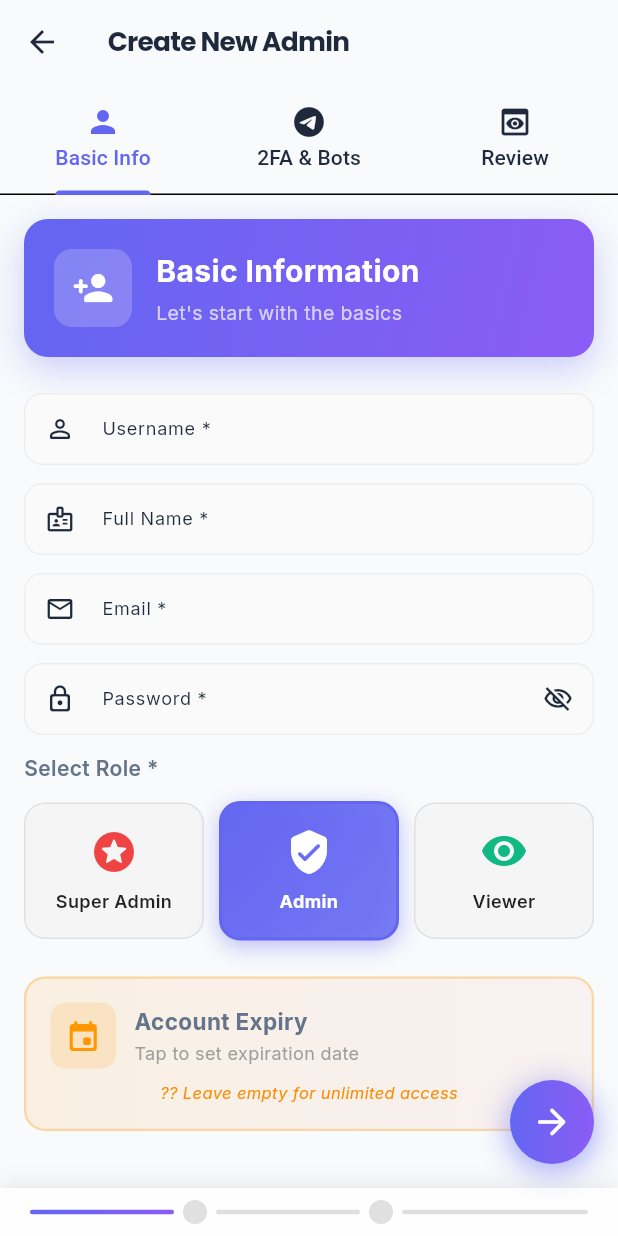
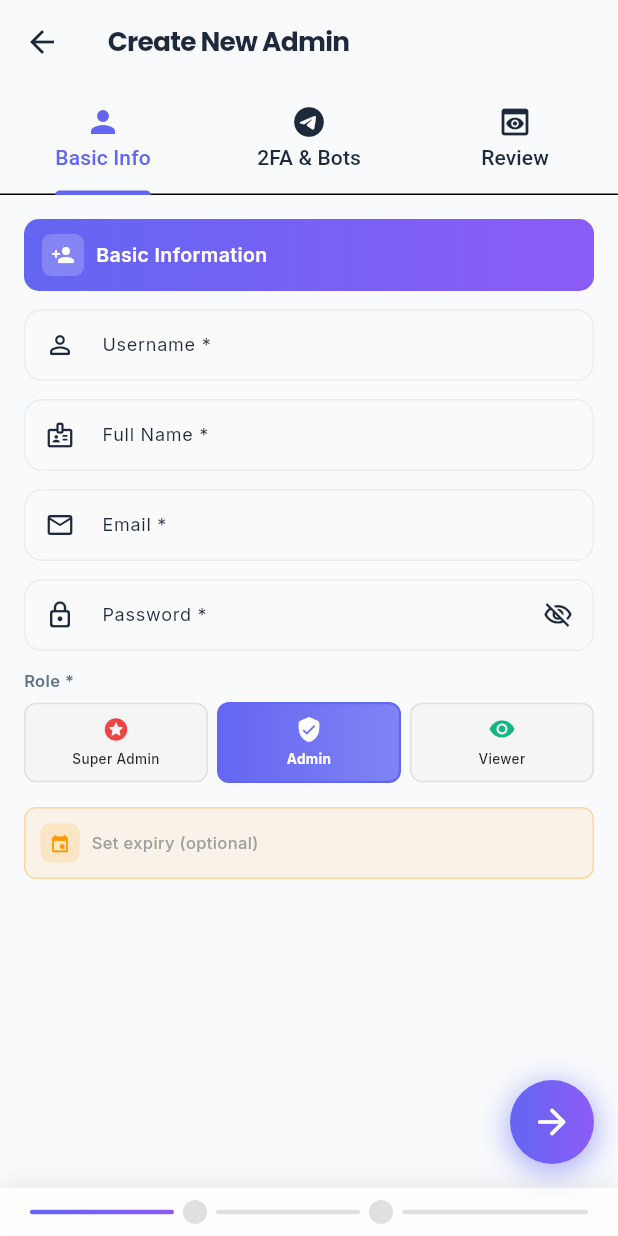
Before and after one commit to angelcode119/pannelapp, a Flutter app: the CreateAdminFullScreen screen opened directly, on a phone screen of 412 x 824 dp. Run offline on Flutter 3.47's test engine with Material 3 defaults, Android fonts, the phone set to English and light mode, and no system bars; our stand-ins replace dio, flutter_screenutil, flutter_secure_storage, google_fonts, pretty_dio_logger, shared_preferences and 1 more; accounts and stored records are empty; network calls fail.

Commit message:
feat: Make all UI elements much more compact and consistent

```diff
--- a/lib/presentation/screens/admins/create_admin_full_screen.dart
+++ b/lib/presentation/screens/admins/create_admin_full_screen.dart
@@ -201,66 +201,42 @@ class _CreateAdminFullScreenState extends State<CreateAdminFullScreen>
       child: Column(
         crossAxisAlignment: CrossAxisAlignment.start,
         children: [
-          // ?????????? Header ??
+          // Compact Header
           Container(
-            padding: const EdgeInsets.all(20),
+            padding: const EdgeInsets.symmetric(horizontal: 12, vertical: 10),
             decoration: BoxDecoration(
               gradient: const LinearGradient(
                 colors: [Color(0xFF6366F1), Color(0xFF8B5CF6)],
-                begin: Alignment.topLeft,
-                end: Alignment.bottomRight,
               ),
-              borderRadius: BorderRadius.circular(16),
-              boxShadow: [
-                BoxShadow(
-                  color: const Color(0xFF6366F1).withOpacity(0.3),
-                  blurRadius: 20,
-                  offset: const Offset(0, 8),
-                ),
-              ],
+              borderRadius: BorderRadius.circular(10),
             ),
             child: Row(
               children: [
                 Container(
-                  padding: const EdgeInsets.all(12),
+                  padding: const EdgeInsets.all(6),
                   decoration: BoxDecoration(
                     color: Colors.white.withOpacity(0.2),
-                    borderRadius: BorderRadius.circular(12),
+                    borderRadius: BorderRadius.circular(6),
                   ),
                   child: const Icon(
                     Icons.person_add_rounded,
                     color: Colors.white,
-                    size: 28,
+                    size: 16,
                   ),
                 ),
-                const SizedBox(width: 16),
-                Expanded(
-                  child: Column(
-                    crossAxisAlignment: CrossAxisAlignment.start,
-                    children: const [
-                      Text(
+                const SizedBox(width: 8),
+                const Text(
                   'Basic Information',
                   style: TextStyle(
                     color: Colors.white,
-                          fontSize: 20,
-                          fontWeight: FontWeight.bold,
-                        ),
-                      ),
-                      SizedBox(height: 4),
-                      Text(
-                        'Let\'s start with the basics',
-                        style: TextStyle(
-                          color: Colors.white70,
                     fontSize: 13,
+                    fontWeight: FontWeight.w600,
                   ),
                 ),
               ],
             ),
           ),
-              ],
-            ),
-          ),
-          const SizedBox(height: 24),
+          const SizedBox(height: 12),
 
           // Username
           TextFormField(
@@ -466,18 +442,18 @@ class _CreateAdminFullScreenState extends State<CreateAdminFullScreen>
 
           const SizedBox(height: 12),
 
-          // Role - ?? ???????? ????? ??
+          // Role Cards - Compact
           Column(
             crossAxisAlignment: CrossAxisAlignment.start,
             children: [
               const Text(
-                'Select Role *',
+                'Role *',
                 style: TextStyle(
-                  fontSize: 14,
+                  fontSize: 11,
                   fontWeight: FontWeight.w600,
                 ),
               ),
-              const SizedBox(height: 12),
+              const SizedBox(height: 6),
               Row(
                 children: [
                   Expanded(
@@ -491,7 +467,7 @@ class _CreateAdminFullScreenState extends State<CreateAdminFullScreen>
                       isDark: isDark,
                     ),
                   ),
-                  const SizedBox(width: 10),
+                  const SizedBox(width: 6),
                   Expanded(
                     child: _RoleCard(
                       role: 'admin',
@@ -503,7 +479,7 @@ class _CreateAdminFullScreenState extends State<CreateAdminFullScreen>
                       isDark: isDark,
                     ),
                   ),
-                  const SizedBox(width: 10),
+                  const SizedBox(width: 6),
                   Expanded(
                     child: _RoleCard(
                       role: 'viewer',
@@ -520,21 +496,15 @@ class _CreateAdminFullScreenState extends State<CreateAdminFullScreen>
             ],
           ),
 
-          const SizedBox(height: 24),
+          const SizedBox(height: 16),
 
-          // Expiry Date Section - ?????! ?
+          // Expiry Date - Compact
           Container(
             decoration: BoxDecoration(
-              gradient: LinearGradient(
-                colors: [
-                  Colors.orange.withOpacity(0.1),
-                  Colors.deepOrange.withOpacity(0.05),
-                ],
-              ),
-              borderRadius: BorderRadius.circular(14),
+              color: Colors.orange.withOpacity(0.08),
+              borderRadius: BorderRadius.circular(8),
               border: Border.all(
                 color: Colors.orange.withOpacity(0.3),
-                width: 1.5,
               ),
             ),
             child: Material(
@@ -570,80 +540,49 @@ class _CreateAdminFullScreenState extends State<CreateAdminFullScreen>
                     });
                   }
                 },
-                borderRadius: BorderRadius.circular(14),
+                borderRadius: BorderRadius.circular(8),
                 child: Padding(
-                  padding: const EdgeInsets.all(16),
-                  child: Column(
-                    children: [
-                      Row(
+                  padding: const EdgeInsets.all(10),
+                  child: Row(
                     children: [
                       Container(
-                            padding: const EdgeInsets.all(10),
+                        padding: const EdgeInsets.all(6),
                         decoration: BoxDecoration(
                           color: Colors.orange.withOpacity(0.15),
-                              borderRadius: BorderRadius.circular(10),
+                          borderRadius: BorderRadius.circular(6),
                         ),
                         child: const Icon(
                           Icons.event_rounded,
                           color: Colors.orange,
-                              size: 24,
+                          size: 14,
                         ),
                       ),
-                          const SizedBox(width: 12),
+                      const SizedBox(width: 8),
                       Expanded(
-                            child: Column(
-                              crossAxisAlignment: CrossAxisAlignment.start,
-                              children: [
-                                const Text(
-                                  'Account Expiry',
+                        child: Text(
+                          _expiresAt == null
+                              ? 'Set expiry (optional)'
+                              : 'Expires: ${_expiresAt!.day}/${_expiresAt!.month}/${_expiresAt!.year}',
                           style: TextStyle(
-                                    fontWeight: FontWeight.bold,
-                                    fontSize: 15,
-                                  ),
-                                ),
-                                const SizedBox(height: 2),
-                                Text(
-                                  _expiresAt == null
-                                      ? 'Tap to set expiration date'
-                                      : 'Expires on ${_expiresAt!.day}/${_expiresAt!.month}/${_expiresAt!.year}',
-                                  style: TextStyle(
-                                    fontSize: 12,
+                            fontSize: 11,
                             color: _expiresAt == null
                                 ? Colors.grey
                                 : Colors.orange.shade700,
-                                    fontWeight: _expiresAt == null
-                                        ? FontWeight.normal
-                                        : FontWeight.w600,
+                            fontWeight: FontWeight.w500,
                           ),
-                                ),
-                              ],
                         ),
                       ),
                       if (_expiresAt != null)
-                            IconButton(
-                              onPressed: () {
+                        GestureDetector(
+                          onTap: () {
                             setState(() {
                               _expiresAt = null;
                             });
                           },
-                              icon: const Icon(Icons.close_rounded),
+                          child: Icon(
+                            Icons.close_rounded,
                             color: Colors.red,
-                              iconSize: 20,
-                              padding: EdgeInsets.zero,
-                              constraints: const BoxConstraints(),
-                            ),
-                        ],
-                      ),
-                      if (_expiresAt == null)
-                        Padding(
-                          padding: const EdgeInsets.only(top: 8),
-                          child: Text(
-                            '?? Leave empty for unlimited access',
-                            style: TextStyle(
-                              fontSize: 11,
-                              color: Colors.orange.shade600,
-                              fontStyle: FontStyle.italic,
-                            ),
+                            size: 16,
                           ),
                         ),
                     ],
@@ -663,66 +602,42 @@ class _CreateAdminFullScreenState extends State<CreateAdminFullScreen>
       child: Column(
         crossAxisAlignment: CrossAxisAlignment.start,
         children: [
-          // ?????????? Header ??
+          // Compact Header
           Container(
-            padding: const EdgeInsets.all(20),
+            padding: const EdgeInsets.symmetric(horizontal: 12, vertical: 10),
             decoration: BoxDecoration(
               gradient: const LinearGradient(
                 colors: [Color(0xFF0088cc), Color(0xFF00BFFF)],
-                begin: Alignment.topLeft,
-                end: Alignment.bottomRight,
               ),
-              borderRadius: BorderRadius.circular(16),
-              boxShadow: [
-                BoxShadow(
-                  color: const Color(0xFF0088cc).withOpacity(0.3),
-                  blurRadius: 20,
-                  offset: const Offset(0, 8),
-                ),
-              ],
+              borderRadius: BorderRadius.circular(10),
             ),
             child: Row(
               children: [
                 Container(
-                  padding: const EdgeInsets.all(12),
+                  padding: const EdgeInsets.all(6),
                   decoration: BoxDecoration(
                     color: Colors.white.withOpacity(0.2),
-                    borderRadius: BorderRadius.circular(12),
+                    borderRadius: BorderRadius.circular(6),
                   ),
                   child: const Icon(
                     Icons.telegram_rounded,
                     color: Colors.white,
-                    size: 28,
+                    size: 16,
                   ),
                 ),
-                const SizedBox(width: 16),
-                Expanded(
-                  child: Column(
-                    crossAxisAlignment: CrossAxisAlignment.start,
-                    children: const [
-                      Text(
+                const SizedBox(width: 8),
+                const Text(
                   'Telegram Configuration',
                   style: TextStyle(
                     color: Colors.white,
-                          fontSize: 20,
-                          fontWeight: FontWeight.bold,
-                        ),
-                      ),
-                      SizedBox(height: 4),
-                      Text(
-                        'Setup 2FA & notification bots',
-                        style: TextStyle(
-                          color: Colors.white70,
                     fontSize: 13,
+                    fontWeight: FontWeight.w600,
                   ),
                 ),
               ],
             ),
           ),
-              ],
-            ),
-          ),
-          const SizedBox(height: 24),
+          const SizedBox(height: 12),
 
           // 2FA Section
           Container(
@@ -797,45 +712,34 @@ class _CreateAdminFullScreenState extends State<CreateAdminFullScreen>
 
           const SizedBox(height: 20),
 
-          // Notification Bots ?? Header ?????
+          // Notification Bots - Compact
           Row(
             children: [
               Container(
-                padding: const EdgeInsets.all(8),
+                padding: const EdgeInsets.all(5),
                 decoration: BoxDecoration(
                   gradient: const LinearGradient(
                     colors: [Color(0xFF8B5CF6), Color(0xFF6366F1)],
                   ),
-                  borderRadius: BorderRadius.circular(8),
+                  borderRadius: BorderRadius.circular(5),
                 ),
                 child: const Icon(
                   Icons.notifications_active_rounded,
                   color: Colors.white,
-                  size: 18,
+                  size: 12,
                 ),
               ),
-              const SizedBox(width: 12),
-              Expanded(
-                child: Column(
-                  crossAxisAlignment: CrossAxisAlignment.start,
-                  children: const [
-                    Text(
-                      'Notification Bots',
+              const SizedBox(width: 8),
+              const Text(
+                'Notification Bots (5)',
                 style: TextStyle(
-                        fontWeight: FontWeight.bold,
-                        fontSize: 16,
-                      ),
-                    ),
-                    Text(
-                      'Configure 5 bots for notifications',
-                      style: TextStyle(fontSize: 11, color: Colors.grey),
-                    ),
-                  ],
+                  fontWeight: FontWeight.w600,
+                  fontSize: 12,
                 ),
               ),
             ],
           ),
-          const SizedBox(height: 16),
+          const SizedBox(height: 10),
 
           // 5 Bots
           ...List.generate(5, (index) => _buildBotCard(index, isDark)),
@@ -853,18 +757,26 @@ class _CreateAdminFullScreenState extends State<CreateAdminFullScreen>
       '?? Reserved for Future',
     ];
 
+    final botColors = [
+      const Color(0xFF3B82F6),
+      const Color(0xFF10B981),
+      const Color(0xFFF59E0B),
+      const Color(0xFFEF4444),
+      const Color(0xFF8B5CF6),
+    ];
+
     return Container(
-      margin: const EdgeInsets.only(bottom: 16),
-      padding: const EdgeInsets.all(16),
+      margin: const EdgeInsets.only(bottom: 8),
+      padding: const EdgeInsets.all(10),
       decoration: BoxDecoration(
         color: isDark
             ? Colors.white.withOpacity(0.03)
-            : Colors.grey.withOpacity(0.05),
-        borderRadius: BorderRadius.circular(12),
+            : Colors.grey.withOpacity(0.03),
+        borderRadius: BorderRadius.circular(8),
         border: Border.all(
           color: isDark
               ? Colors.white.withOpacity(0.1)
-              : Colors.black.withOpacity(0.1),
+              : Colors.black.withOpacity(0.08),
         ),
       ),
       child: Column(
@@ -873,35 +785,38 @@ class _CreateAdminFullScreenState extends State<CreateAdminFullScreen>
           Row(
             children: [
               Container(
-                padding: const EdgeInsets.all(8),
+                width: 24,
+                height: 24,
                 decoration: BoxDecoration(
-                  gradient: const LinearGradient(
-                    colors: [Color(0xFF6366F1), Color(0xFF8B5CF6)],
+                  gradient: LinearGradient(
+                    colors: [botColors[index], botColors[index].withOpacity(0.7)],
                   ),
-                  borderRadius: BorderRadius.circular(8),
+                  borderRadius: BorderRadius.circular(5),
                 ),
+                child: Center(
                   child: Text(
-                  'Bot ${index + 1}',
+                    '${index + 1}',
                     style: const TextStyle(
                       color: Colors.white,
                       fontWeight: FontWeight.bold,
-                    fontSize: 12,
+                      fontSize: 11,
                     ),
                   ),
                 ),
-              const SizedBox(width: 12),
+              ),
+              const SizedBox(width: 8),
               Expanded(
                 child: Text(
                   botPurposes[index],
                   style: const TextStyle(
-                    fontWeight: FontWeight.w600,
-                    fontSize: 14,
+                    fontWeight: FontWeight.w500,
+                    fontSize: 11,
                   ),
                 ),
               ),
             ],
           ),
-          const SizedBox(height: 12),
+          const SizedBox(height: 8),
 
           // Bot Name
           TextFormField(
@@ -1031,66 +946,42 @@ class _CreateAdminFullScreenState extends State<CreateAdminFullScreen>
       child: Column(
         crossAxisAlignment: CrossAxisAlignment.start,
         children: [
-          // ?????????? Header ??
+          // Compact Header
           Container(
-            padding: const EdgeInsets.all(20),
+            padding: const EdgeInsets.symmetric(horizontal: 12, vertical: 10),
             decoration: BoxDecoration(
               gradient: const LinearGradient(
                 colors: [Color(0xFF10B981), Color(0xFF059669)],
-                begin: Alignment.topLeft,
-                end: Alignment.bottomRight,
               ),
-              borderRadius: BorderRadius.circular(16),
-              boxShadow: [
-                BoxShadow(
-                  color: const Color(0xFF10B981).withOpacity(0.3),
-                  blurRadius: 20,
-                  offset: const Offset(0, 8),
-                ),
-              ],
+              borderRadius: BorderRadius.circular(10),
             ),
             child: Row(
               children: [
                 Container(
-                  padding: const EdgeInsets.all(12),
+                  padding: const EdgeInsets.all(6),
                   decoration: BoxDecoration(
                     color: Colors.white.withOpacity(0.2),
-                    borderRadius: BorderRadius.circular(12),
+                    borderRadius: BorderRadius.circular(6),
                   ),
                   child: const Icon(
                     Icons.preview_rounded,
                     color: Colors.white,
-                    size: 28,
+                    size: 16,
                   ),
                 ),
-                const SizedBox(width: 16),
-                Expanded(
-                  child: Column(
-                    crossAxisAlignment: CrossAxisAlignment.start,
-                    children: const [
-                      Text(
+                const SizedBox(width: 8),
+                const Text(
                   'Review & Confirm',
                   style: TextStyle(
                     color: Colors.white,
-                          fontSize: 20,
-                          fontWeight: FontWeight.bold,
-                        ),
-                      ),
-                      SizedBox(height: 4),
-                      Text(
-                        'Everything looks good?',
-                        style: TextStyle(
-                          color: Colors.white70,
                     fontSize: 13,
+                    fontWeight: FontWeight.w600,
                   ),
                 ),
               ],
             ),
           ),
-              ],
-            ),
-          ),
-          const SizedBox(height: 24),
+          const SizedBox(height: 12),
 
           // Basic Info Card
           _buildReviewCard(
@@ -1342,13 +1233,11 @@ class _RoleCard extends StatelessWidget {
       onTap: onTap,
       child: AnimatedContainer(
         duration: const Duration(milliseconds: 200),
-        padding: const EdgeInsets.symmetric(vertical: 16, horizontal: 8),
+        padding: const EdgeInsets.symmetric(vertical: 8, horizontal: 4),
         decoration: BoxDecoration(
           gradient: isSelected
               ? LinearGradient(
                   colors: [color, color.withOpacity(0.8)],
-                  begin: Alignment.topLeft,
-                  end: Alignment.bottomRight,
                 )
               : null,
           color: isSelected
@@ -1356,24 +1245,15 @@ class _RoleCard extends StatelessWidget {
               : (isDark
                   ? Colors.white.withOpacity(0.05)
                   : Colors.grey.shade100),
-          borderRadius: BorderRadius.circular(14),
+          borderRadius: BorderRadius.circular(8),
           border: Border.all(
             color: isSelected
                 ? color
                 : (isDark
                     ? Colors.white.withOpacity(0.1)
                     : Colors.grey.shade300),
-            width: isSelected ? 2 : 1,
+            width: isSelected ? 1.5 : 1,
           ),
-          boxShadow: isSelected
-              ? [
-                  BoxShadow(
-                    color: color.withOpacity(0.4),
-                    blurRadius: 12,
-                    offset: const Offset(0, 4),
-                  ),
-                ]
-              : [],
         ),
         child: Column(
           mainAxisSize: MainAxisSize.min,
@@ -1381,17 +1261,17 @@ class _RoleCard extends StatelessWidget {
             Icon(
               icon,
               color: isSelected ? Colors.white : color,
-              size: 32,
+              size: 18,
             ),
-            const SizedBox(height: 8),
+            const SizedBox(height: 4),
             Text(
               title,
               style: TextStyle(
                 color: isSelected
                     ? Colors.white
                     : (isDark ? Colors.white : Colors.black87),
-                fontWeight: isSelected ? FontWeight.bold : FontWeight.w600,
-                fontSize: 12,
+                fontWeight: isSelected ? FontWeight.bold : FontWeight.w500,
+                fontSize: 9,
               ),
               textAlign: TextAlign.center,
             ),
```
Lines whose indentation alone changed are shown as unchanged.
